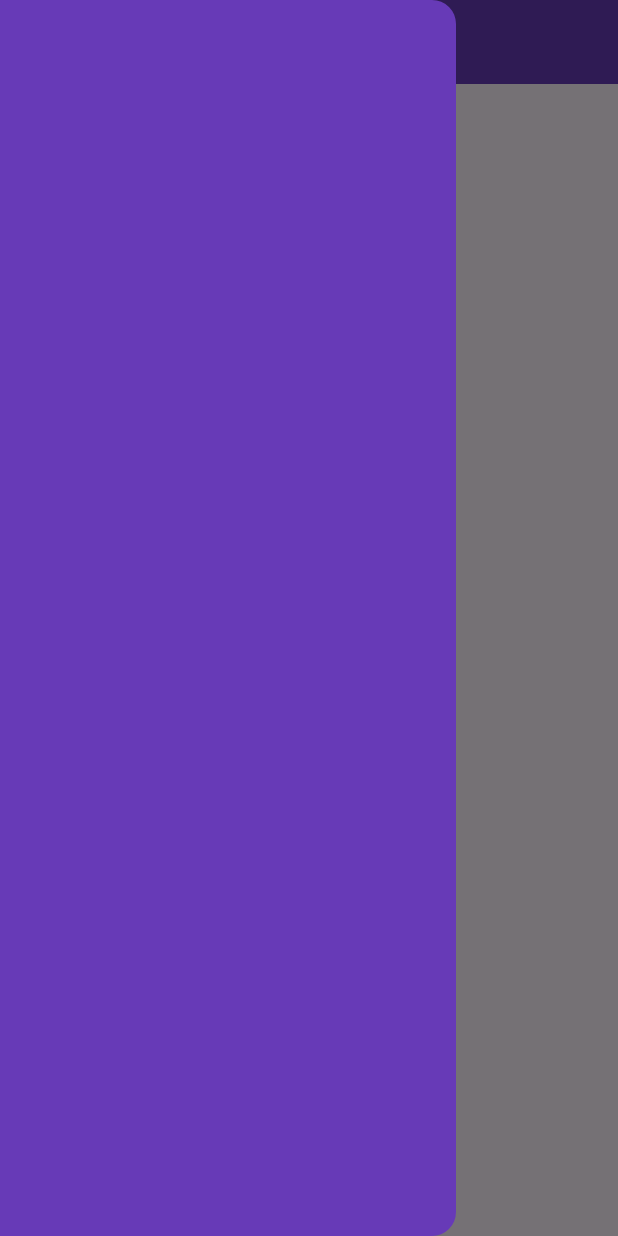
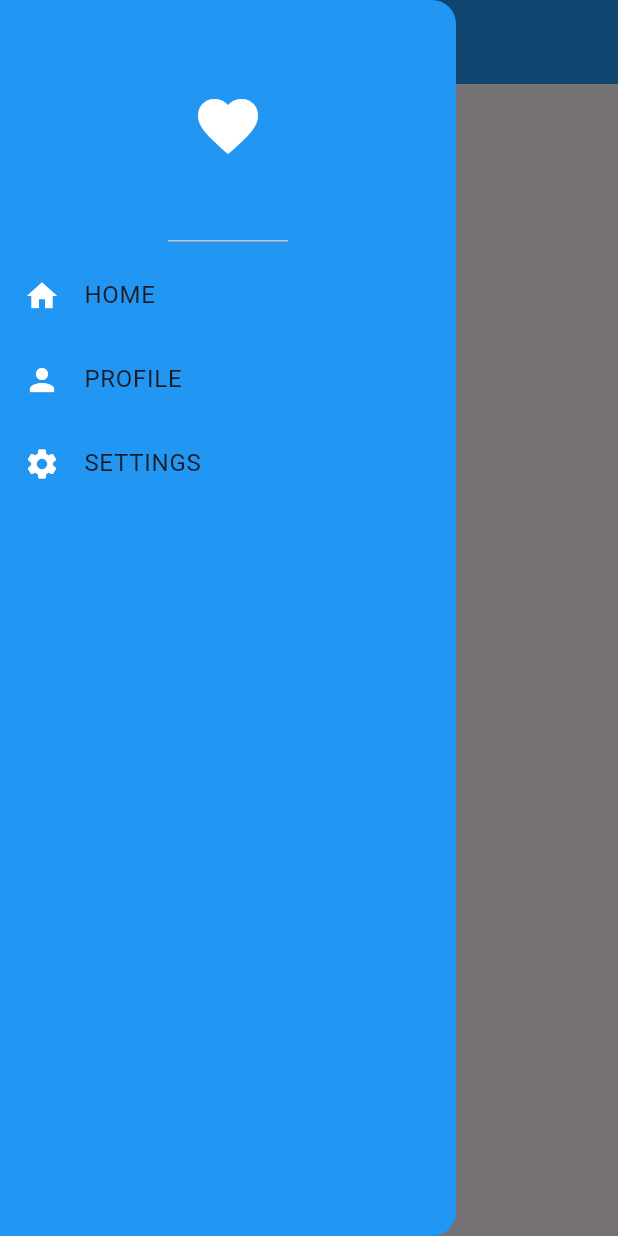
Before and after one commit to code-warrior200/my_first_app, a Flutter app: the screen it shows after launch, with the side drawer open, on a phone screen of 412 x 824 dp. Run offline on Flutter 3.47's test engine with Material 3 defaults, Android fonts, the phone set to English and light mode, and no system bars.

Commit message:
git commit -m

```diff
--- a/lib/main.dart
+++ b/lib/main.dart
@@ -1,7 +1,7 @@
 // ignore_for_file: prefer_const_constructors, duplicate_ignore
 
 import 'package:flutter/material.dart';
-import 'package:my_first_app/pages/home.dart';
+import 'package:my_first_app/pages/first_page.dart';
 
 void main() {
   runApp(MyApp());
@@ -14,7 +14,7 @@ class MyApp extends StatelessWidget {
   Widget build(BuildContext context) {
     return MaterialApp(
       debugShowCheckedModeBanner: false,
-      home: home(),
+      home: FirstPage(),
     );
   }
 }
--- /dev/null
+++ b/lib/pages/first_page.dart
@@ -0,0 +1,47 @@
+// ignore_for_file: camel_case_types, unused_import
+import 'package:flutter/material.dart';
+//import 'package:my_first_app/pages/second_page.dart';
+
+class FirstPage extends StatelessWidget {
+  const FirstPage({super.key});
+
+  @override
+  Widget build(BuildContext context) {
+    return Scaffold(
+      appBar: AppBar(
+        title: const Text("First page"),
+        backgroundColor: Colors.blue,
+      ),
+      drawer: const Drawer(
+        backgroundColor: Colors.blue,
+        child: Column(
+          children: [
+            DrawerHeader(
+              child: Icon(
+                Icons.favorite,
+                color: Colors.white,
+                size: 48,
+                ),
+              ),
+              //home page list title
+              ListTile(
+                leading: Icon(Icons.home, color: Colors.white,),
+                title: Text("HOME"),
+              ),
+
+              ListTile(
+                leading: Icon(Icons.person, color: Colors.white,),
+                title: Text("PROFILE"),
+              ),
+
+              ListTile(
+                leading: Icon(Icons.settings, color: Colors.white,),
+                title: Text("SETTINGS"),
+              ),
+          ],
+        )
+      ),
+
+    );
+  }
+}
--- a/lib/pages/home.dart
+++ /dev/null
@@ -1,20 +0,0 @@
-// ignore_for_file: camel_case_types, unused_import
-import 'package:flutter/material.dart';
-import 'package:my_first_app/pages/second_page.dart';
-
-class home extends StatelessWidget {
-  const home({super.key});
-
-  @override
-  Widget build(BuildContext context) {
-    return Scaffold(
-      appBar: AppBar(
-        title: const Text("First page"),
-        backgroundColor: Colors.deepPurple,
-      ),
-      drawer: const Drawer(
-        backgroundColor: Colors.deepPurple,
-      ),
-    );
-  }
-}
--- /dev/null
+++ b/lib/pages/home_page.dart
@@ -0,0 +1 @@
+import 'package:flutter/material.dart';
--- a/lib/pages/second_page.dart
+++ /dev/null
@@ -1,17 +0,0 @@
-// ignore_for_file: camel_case_types
-
-import 'package:flutter/material.dart';
-
-class second_page extends StatelessWidget {
-  const second_page({super.key});
-
-  @override
-  Widget build(BuildContext context) {
-    return Scaffold(
-      appBar: AppBar(title: const Text("2nd page"),
-      backgroundColor: Colors.amberAccent,
-
-      ),
-    );
-  }
-}
```
